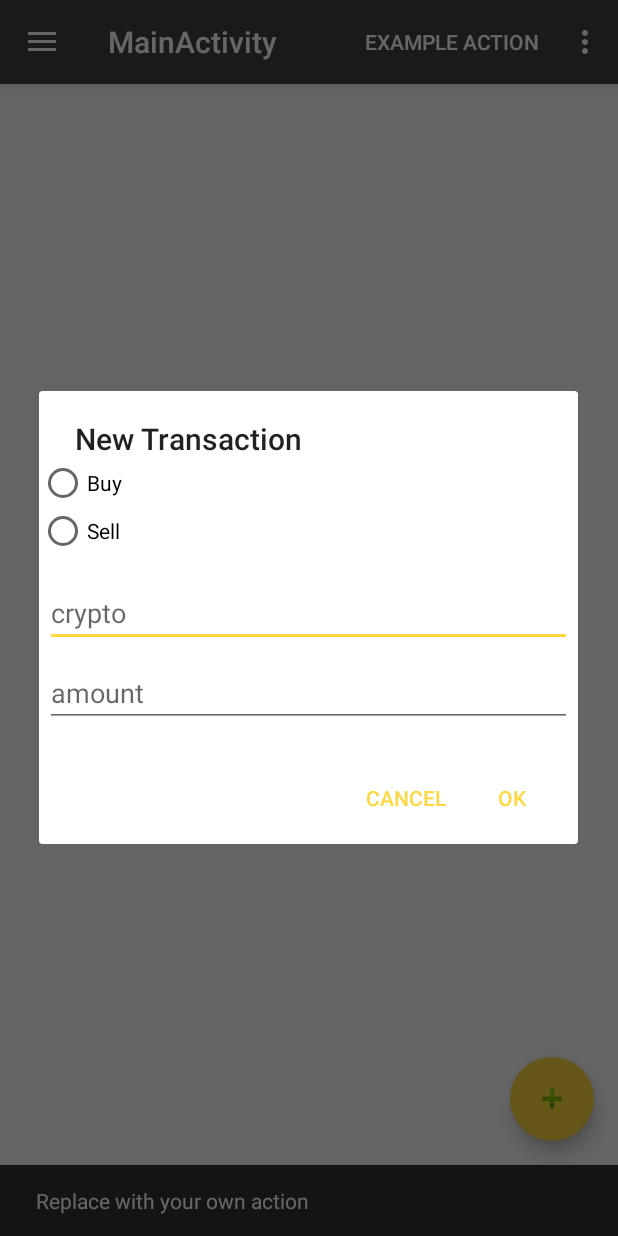
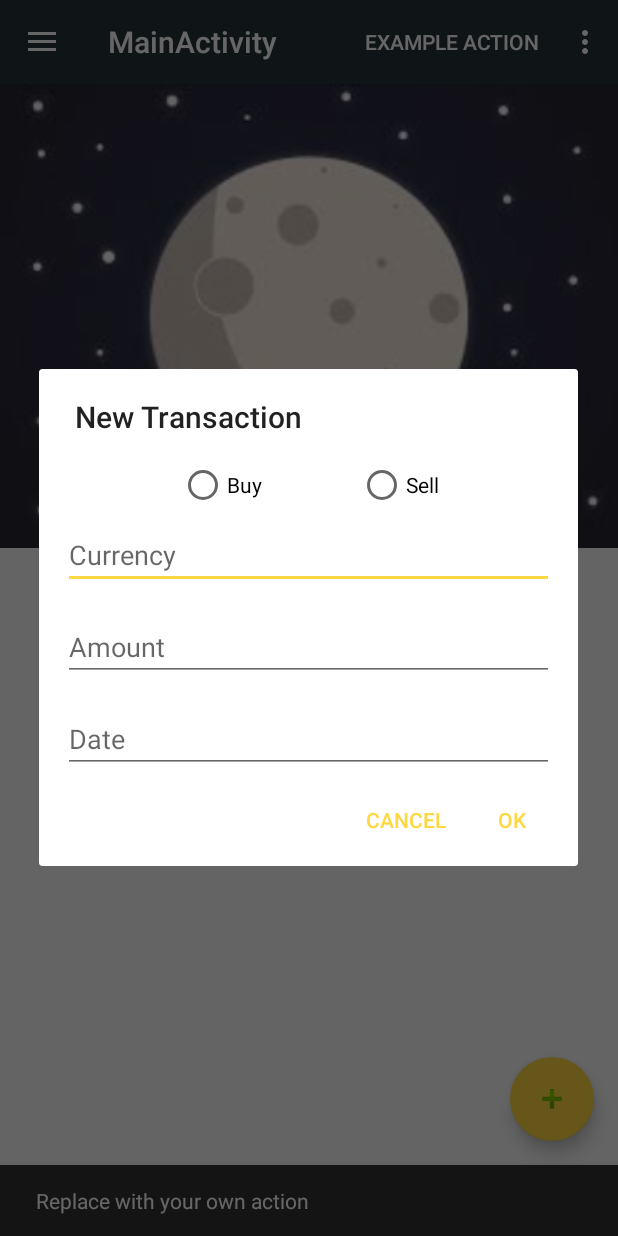
Before and after one commit to nagyzsolt1989/Luna, an Android app: the screen it shows after launch (MainActivity), after a tap on an icon or button, on a phone screen of 412 x 824 dp. Run offline under Robolectric (Android 15) with nearby library versions, the phone set to English and light mode, and no system bars.

Commit message:
Add background picture and improve transaction modal

```diff
--- a/app/src/main/res/layout/activity_main.xml
+++ b/app/src/main/res/layout/activity_main.xml
@@ -14,6 +14,7 @@
         android:layout_width="match_parent"
         android:layout_height="match_parent"/>
 
+
     <android.support.design.widget.NavigationView
         android:id="@+id/nav_view"
         android:layout_width="wrap_content"
--- a/app/src/main/res/layout/app_bar_main.xml
+++ b/app/src/main/res/layout/app_bar_main.xml
@@ -21,6 +21,20 @@
 
     </android.support.design.widget.AppBarLayout>
 
+    <FrameLayout
+        android:id="@+id/photo_container"
+        android:layout_width="match_parent"
+        android:layout_height="wrap_content">
+        <!--suppress AndroidLintContentDescription -->
+        <ImageView
+            android:layout_width="match_parent"
+            android:layout_height="309dp"
+            android:layout_marginTop="?attr/actionBarSize"
+            android:background="@drawable/moon"
+            android:scaleType="centerCrop"/>
+
+    </FrameLayout>
+
     <include layout="@layout/content_main"/>
 
     <android.support.design.widget.FloatingActionButton
--- a/app/src/main/res/layout/dialog_transaction.xml
+++ b/app/src/main/res/layout/dialog_transaction.xml
@@ -1,41 +1,74 @@
-<LinearLayout xmlns:android="http://schemas.android.com/apk/res/android"
-              android:id="@+id/dialog_linear_layout"
-              android:layout_width="300dp"
-              android:layout_height="wrap_content"
-              android:orientation="vertical">
+<android.support.constraint.ConstraintLayout xmlns:android="http://schemas.android.com/apk/res/android"
+                                             xmlns:app="http://schemas.android.com/apk/res-auto"
+                                             xmlns:tools="http://schemas.android.com/tools"
+                                             android:id="@+id/dialog_linear_layout"
+                                             android:layout_width="300dp"
+                                             android:layout_height="wrap_content"
+                                             android:orientation="vertical">
 
     <RadioButton
         android:id="@+id/rb_buy_transaction"
-        android:layout_width="match_parent"
+        android:layout_width="wrap_content"
         android:layout_height="wrap_content"
-        android:text="Buy"/>
+        android:layout_marginEnd="32dp"
+        android:layout_marginTop="16dp"
+        android:text="Buy"
+        app:layout_constraintEnd_toStartOf="@+id/rb_sell_transaction"
+        app:layout_constraintHorizontal_bias="0.5"
+        app:layout_constraintHorizontal_chainStyle="packed"
+        app:layout_constraintStart_toStartOf="parent"
+        app:layout_constraintTop_toTopOf="parent"/>
 
     <RadioButton
         android:id="@+id/rb_sell_transaction"
+        android:layout_width="wrap_content"
+        android:layout_height="wrap_content"
+        android:layout_marginStart="32dp"
+        android:layout_marginTop="16dp"
+        android:text="Sell"
+        app:layout_constraintEnd_toEndOf="parent"
+        app:layout_constraintHorizontal_bias="0.5"
+        app:layout_constraintStart_toEndOf="@+id/rb_buy_transaction"
+        app:layout_constraintTop_toTopOf="parent"/>
+
+    <EditText
+        android:id="@+id/currency"
         android:layout_width="match_parent"
         android:layout_height="wrap_content"
-        android:text="Sell"/>
+        android:layout_marginEnd="16dp"
+        android:layout_marginStart="16dp"
+        android:layout_marginTop="8dp"
+        android:hint="Currency"
+        android:inputType="textEmailAddress"
+        app:layout_constraintEnd_toEndOf="parent"
+        app:layout_constraintStart_toStartOf="parent"
+        app:layout_constraintTop_toBottomOf="@+id/rb_buy_transaction"/>
 
     <EditText
-        android:id="@+id/username"
+        android:id="@+id/amount"
         android:layout_width="match_parent"
         android:layout_height="wrap_content"
-        android:layout_marginBottom="4dp"
-        android:layout_marginLeft="4dp"
-        android:layout_marginRight="4dp"
+        android:layout_marginEnd="16dp"
+        android:layout_marginStart="16dp"
         android:layout_marginTop="16dp"
-        android:hint="crypto"
-        android:inputType="textEmailAddress"/>
+        android:fontFamily="sans-serif"
+        android:hint="Amount"
+        android:inputType="number"
+        app:layout_constraintEnd_toEndOf="parent"
+        app:layout_constraintStart_toStartOf="parent"
+        app:layout_constraintTop_toBottomOf="@+id/currency"/>
 
     <EditText
-        android:id="@+id/password"
+        android:id="@+id/transaction_date"
         android:layout_width="match_parent"
         android:layout_height="wrap_content"
-        android:layout_marginBottom="16dp"
-        android:layout_marginLeft="4dp"
-        android:layout_marginRight="4dp"
-        android:layout_marginTop="4dp"
+        android:layout_marginEnd="16dp"
+        android:layout_marginStart="16dp"
+        android:layout_marginTop="16dp"
         android:fontFamily="sans-serif"
-        android:hint="amount"
-        android:inputType="textPassword"/>
-</LinearLayout>
+        android:hint="Date"
+        android:inputType="date"
+        app:layout_constraintEnd_toEndOf="parent"
+        app:layout_constraintStart_toStartOf="parent"
+        app:layout_constraintTop_toBottomOf="@+id/amount"/>
+</android.support.constraint.ConstraintLayout>
--- a/app/src/main/res/layout/nav_header_main.xml
+++ b/app/src/main/res/layout/nav_header_main.xml
@@ -4,22 +4,18 @@
     xmlns:app="http://schemas.android.com/apk/res-auto"
     android:layout_width="match_parent"
     android:layout_height="@dimen/nav_header_height"
-    android:background="@drawable/side_nav_bar"
     android:gravity="bottom"
     android:orientation="vertical"
-    android:paddingBottom="@dimen/activity_vertical_margin"
-    android:paddingLeft="@dimen/activity_horizontal_margin"
-    android:paddingRight="@dimen/activity_horizontal_margin"
-    android:paddingTop="@dimen/activity_vertical_margin"
     android:theme="@style/ThemeOverlay.AppCompat.Dark">
 
     <ImageView
         android:id="@+id/imageView"
-        android:layout_width="wrap_content"
-        android:layout_height="wrap_content"
+        android:layout_width="match_parent"
+        android:layout_height="match_parent"
+        android:paddingTop="?attr/actionBarSize"
+        android:background="@drawable/moon"
         android:contentDescription="@string/nav_header_desc"
-        android:paddingTop="@dimen/nav_header_vertical_spacing"
-        app:srcCompat="@mipmap/ic_launcher_round"/>
+        android:scaleType="centerCrop"/>
 
     <TextView
         android:layout_width="match_parent"
--- a/app/src/main/res/values/colors.xml
+++ b/app/src/main/res/values/colors.xml
@@ -1,7 +1,7 @@
 <?xml version="1.0" encoding="utf-8"?>
 <resources>
-    <color name="colorPrimary">#424242</color>
-    <color name="colorPrimaryLighr">#616161</color>
-    <color name="colorPrimaryDark">#212121</color>
+    <color name="colorPrimary">#263238</color>
+    <color name="colorPrimaryLight">#4f5b62</color>
+    <color name="colorPrimaryDark">#000a12</color>
     <color name="colorAccent">#ffd740</color>
 </resources>
```
Also changed, not shown: app/src/main/res/drawable/moon.jpg (added).
